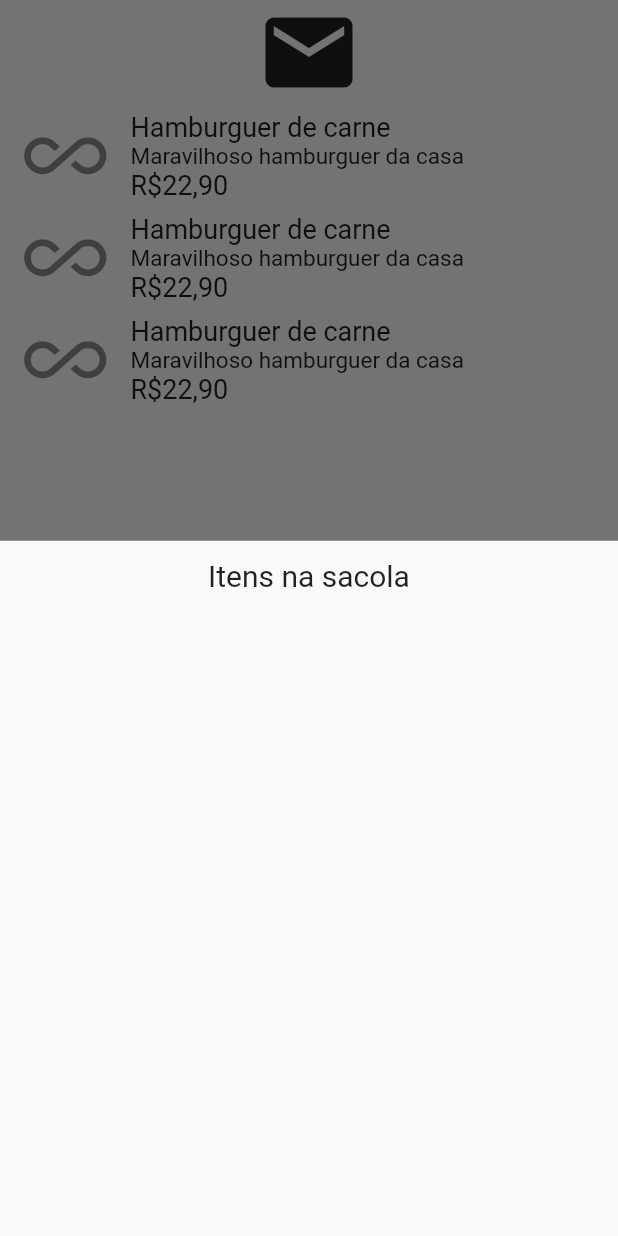
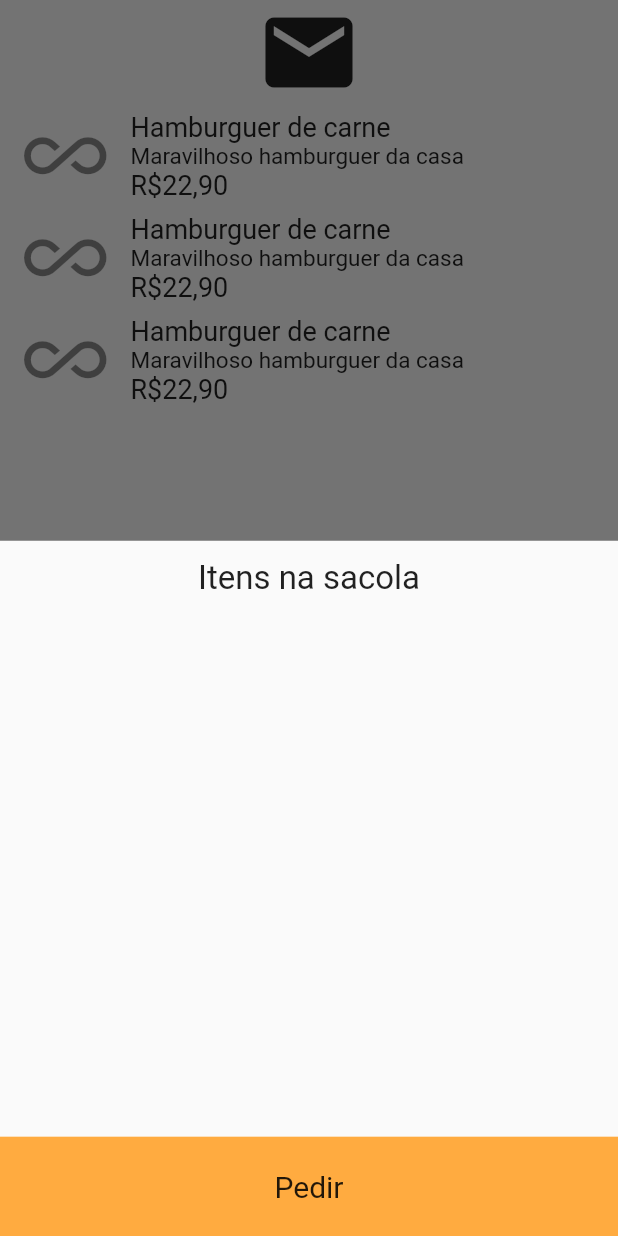
Before and after one commit to yamadayoshi/delivery-flutter, a Flutter app: the screen it shows after launch, after a tap on "Sacola", on a phone screen of 412 x 824 dp. Run offline on Flutter 3.47's test engine with Material 2 defaults, Android fonts, the phone set to English and light mode, and no system bars.

Commit message:
bottom buttom

```diff
--- /dev/null
+++ b/lib/components/bottom_button.dart
@@ -0,0 +1,26 @@
+import 'package:flutter/material.dart';
+
+class BottomButton extends StatelessWidget {
+  final String name;
+  final Function func;
+
+  BottomButton(this.name, this.func);
+
+  @override
+  Widget build(BuildContext context) {
+    return Expanded(
+      flex: 1,
+      child: GestureDetector(
+        onTap: func,
+        child: Container(
+          alignment: Alignment.center,
+          color: Colors.orangeAccent,
+          child: Text(
+            name,
+            style: TextStyle(fontSize: 20.0),
+          ),
+        ),
+      ),
+    );
+  }
+}
--- a/lib/home.dart
+++ b/lib/home.dart
@@ -1,5 +1,7 @@
 import 'package:delivery/model/item_list.dart';
 import 'package:flutter/material.dart';
+
+import 'components/bottom_button.dart';
 
 class Home extends StatefulWidget {
   @override
@@ -31,20 +33,7 @@ class _HomeState extends State<Home> {
                 },
               ),
             ),
-            Expanded(
-              flex: 1,
-              child: GestureDetector(
-                onTap: _callCheckout,
-                child: Container(
-                  alignment: Alignment.center,
-                  color: Colors.orangeAccent,
-                  child: Text(
-                    'Sacola',
-                    style: TextStyle(fontSize: 20.0),
-                  ),
-                ),
-              ),
-            ),
+            BottomButton('Sacola', _callCheckout)
           ],
         ),
       ),
@@ -55,19 +44,21 @@ class _HomeState extends State<Home> {
     showModalBottomSheet(
         context: context,
         builder: (context) {
-          return Container(
-            child: Column(
-              children: <Widget>[
-                Container(
-                  margin: EdgeInsets.all(12.0),
+          return Column(
+            children: <Widget>[
+              Expanded(
+                flex: 6,
+                child: Container(
+                  margin: EdgeInsets.only(top: 12.0),
                   child: Text(
                     'Itens na sacola',
-                    style: TextStyle(fontSize: 20.0),
+                    style: TextStyle(fontSize: 22.0),
                   ),
                 ),
-//                Expanded(child: ListView.builder(itemBuilder: null))
-              ],
-            ),
+              ),
+//              Container(child: ListView.builder(itemBuilder: null)),
+              BottomButton('Pedir', (){Navigator.pop(context);}),
+            ],
           );
         });
   }
--- a/lib/model/item_list.dart
+++ b/lib/model/item_list.dart
@@ -1,4 +1,4 @@
-import 'package:delivery/components/bottom_buttom.dart';
+import 'package:delivery/components/quantity_button.dart';
 import 'package:flutter/material.dart';
 
 class ItemList extends StatefulWidget {
@@ -49,7 +49,7 @@ class _ItemListState extends State<ItemList> {
           child: Column(
             children: <Widget>[
               Expanded(
-                flex: 5,
+                flex: 6,
                 child: Column(
                   children: <Widget>[
                     Icon(
@@ -67,7 +67,7 @@ class _ItemListState extends State<ItemList> {
                   ],
                 ),
               ),
-              BottomButtom(),
+              QuantityButton(),
             ],
           ),
         );
```
Also changed, not shown: lib/components/quantity_button.dart (renamed from lib/components/bottom_buttom.dart, +4 -4 lines).
